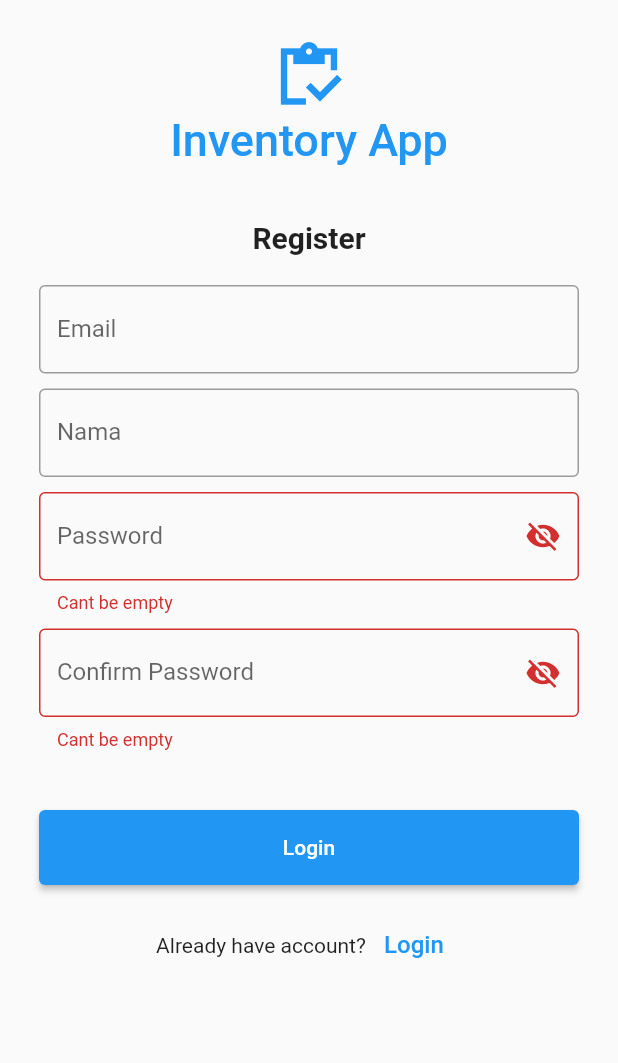
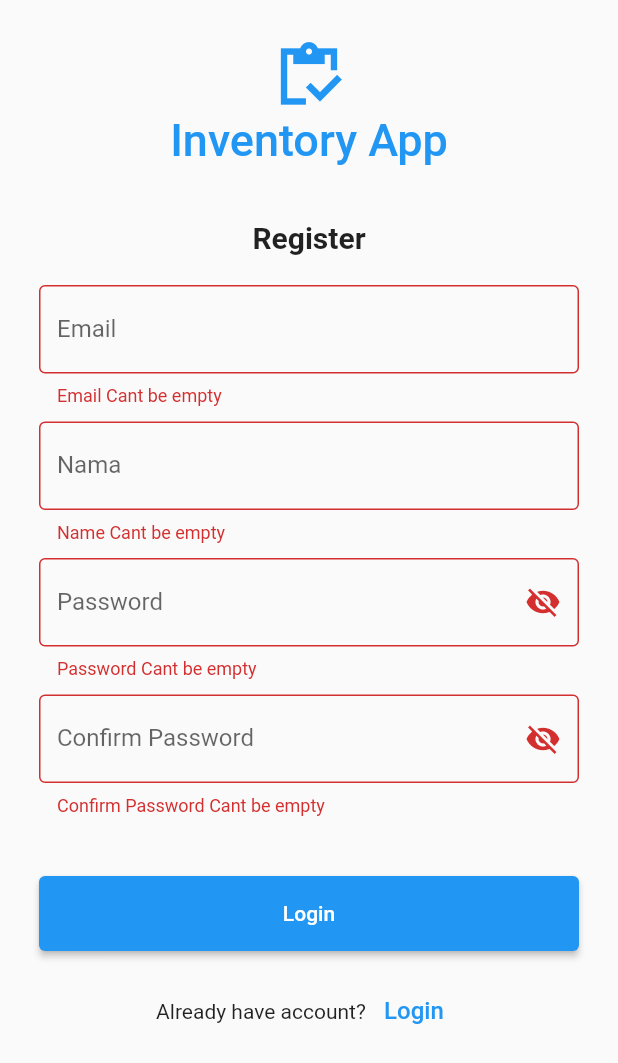
Before and after one commit to ardianasman/Aplikasi-Inventori-Android, a Flutter app: the Register screen opened directly, after a tap on "Login", on a phone screen of 412 x 824 dp. Shown: the top 1063 px of the screen. Run offline on Flutter 3.47's test engine with Material 2 defaults, Android fonts, the phone set to English and light mode, and no system bars; our stand-ins replace animated_splash_screen, cloud_firestore, firebase_auth, firebase_core, google_sign_in, page_transition; accounts and stored records are empty; network calls fail.

Commit message:
fix register to login page

```diff
--- a/project_ambw/lib/main.dart
+++ b/project_ambw/lib/main.dart
@@ -45,8 +45,10 @@ class _MyAppState extends State<MyApp> {
           stream: FirebaseAuth.instance.authStateChanges(),
           builder: (context, snapshot) {
             if (snapshot.hasData) {
+              print("snapshot has data");
               return MainPage();
             } else {
+              print("snapshot hasn't data");
               return LoginPage();
             }
           },
--- a/project_ambw/lib/register.dart
+++ b/project_ambw/lib/register.dart
@@ -69,8 +69,13 @@ class _RegisterState extends State<Register> {
                 Container(
                   padding: const EdgeInsets.fromLTRB(10, 10, 10, 0),
                   // ignore: prefer_const_constructors
-                  child: TextField(
+                  child: TextFormField(
                     controller: emailController,
+                    validator: (val) {
+                      if (val!.isEmpty) {
+                        return "Email Cant be empty";
+                      }
+                    },
                     decoration: const InputDecoration(
                       border: OutlineInputBorder(),
                       labelText: 'Email',
@@ -80,8 +85,13 @@ class _RegisterState extends State<Register> {
                 Container(
                   padding: const EdgeInsets.fromLTRB(10, 10, 10, 0),
                   // ignore: prefer_const_constructors
-                  child: TextField(
+                  child: TextFormField(
                     controller: namaController,
+                    validator: (val) {
+                      if (val!.isEmpty) {
+                        return "Name Cant be empty";
+                      }
+                    },
                     decoration: const InputDecoration(
                       border: OutlineInputBorder(),
                       labelText: 'Nama',
@@ -96,7 +106,7 @@ class _RegisterState extends State<Register> {
                     controller: passwordController,
                     validator: (val) {
                       if (val!.isEmpty) {
-                        return "Cant be empty";
+                        return "Password Cant be empty";
                       } else if (val.length < 8) {
                         return "Password must be atleast 8 characters long";
                       }
@@ -126,7 +136,7 @@ class _RegisterState extends State<Register> {
                     controller: passwordconfirmController,
                     validator: (val) {
                       if (val!.isEmpty) {
-                        return "Cant be empty";
+                        return "Confirm Password Cant be empty";
                       } else if (val != passwordController.text) {
                         return "Password not match";
                       } else {
@@ -141,10 +151,7 @@ class _RegisterState extends State<Register> {
                             alamatgudang: "Not set",
                             imagepath: "Not set");
                         Database.tambahData(user: userBaru);
-                        Navigator.push(
-                            context,
-                            MaterialPageRoute(
-                                builder: (builder) => LoginPage()));
+                        Navigator.pop(context);
                       }
                     },
                     decoration: InputDecoration(
```
